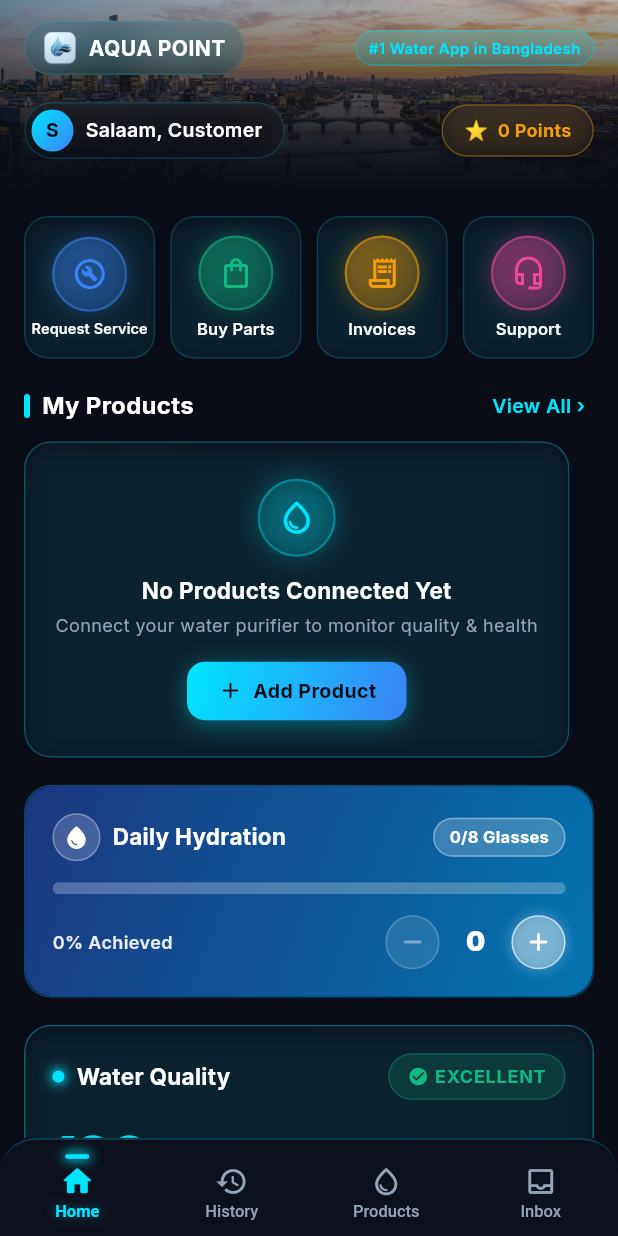
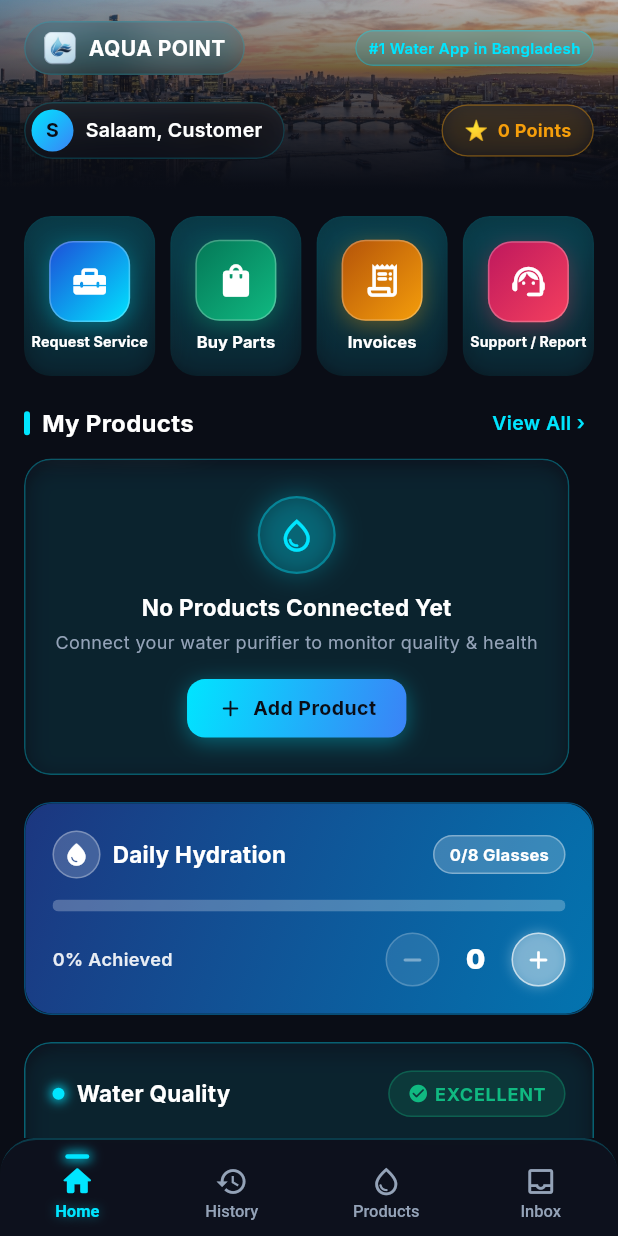
Before and after one commit to mahbubshihab/aqua_point_user_app, a Flutter app: the screen it shows after launch, on a phone screen of 412 x 824 dp. Run offline on Flutter 3.47's test engine with Material 3 defaults, Android fonts, the light colour scheme and no system bars; our stand-ins replace equatable, flutter_bloc, gap, google_fonts; network calls fail.

Commit message:
style(quick-actions): redesign quick action cards with 3D gradient glowing icons and elevated glass tiles

```diff
--- a/lib/core/widgets/glass_card.dart
+++ b/lib/core/widgets/glass_card.dart
@@ -11,6 +11,7 @@
   final double borderRadius;
   final Color? fillColor;
   final Color? borderColor;
+  final Gradient? borderGradient;
   final double borderWidth;
   final List<BoxShadow>? boxShadow;
   final VoidCallback? onTap;
@@ -26,6 +27,7 @@
     this.borderRadius = 16.0,
     this.fillColor,
     this.borderColor,
+    this.borderGradient,
     this.borderWidth = 1.0,
     this.boxShadow,
     this.onTap,
@@ -39,14 +41,18 @@
     final effectiveFillColor = fillColor ?? const Color(0x1F1A2236);
     final effectiveBorderColor = borderColor ?? const Color(0x2B00E5FF);
 
-    Widget content = Container(
+    Widget innerContent = Container(
       width: width,
       height: height,
       padding: padding,
       decoration: BoxDecoration(
         color: effectiveFillColor,
-        borderRadius: BorderRadius.circular(borderRadius),
-        border: Border.all(color: effectiveBorderColor, width: borderWidth),
+        borderRadius: BorderRadius.circular(
+          borderGradient != null ? (borderRadius - borderWidth).clamp(0.0, 999.0) : borderRadius,
+        ),
+        border: borderGradient == null
+            ? Border.all(color: effectiveBorderColor, width: borderWidth)
+            : null,
         boxShadow: boxShadow ??
             [
               BoxShadow(
@@ -59,6 +65,20 @@
       ),
       child: child,
     );
+
+    Widget content;
+    if (borderGradient != null) {
+      content = Container(
+        decoration: BoxDecoration(
+          gradient: borderGradient,
+          borderRadius: BorderRadius.circular(borderRadius),
+        ),
+        padding: EdgeInsets.all(borderWidth),
+        child: innerContent,
+      );
+    } else {
+      content = innerContent;
+    }
 
     Widget cardWidget = ClipRRect(
       borderRadius: BorderRadius.circular(borderRadius),
--- a/lib/features/home/presentation/pages/home_page.dart
+++ b/lib/features/home/presentation/pages/home_page.dart
@@ -89,32 +89,40 @@
                             items: [
                               QuickActionItem(
                                 label: 'Request Service',
-                                icon: Icons.build_circle_outlined,
-                                iconColor: const Color(0xFF3B82F6),
+                                icon: Icons.home_repair_service_rounded,
+                                iconColor: const Color(0xFF00E5FF),
+                                gradientColors: const [Color(0xFF1D4ED8), Color(0xFF00E5FF)],
+                                glowColor: const Color(0x5500E5FF),
                                 onTap: () {
                                   context.read<HomeBloc>().add(const SelectTab(1));
                                 },
                               ),
                               QuickActionItem(
                                 label: 'Buy Parts',
-                                icon: Icons.shopping_bag_outlined,
+                                icon: Icons.shopping_bag_rounded,
                                 iconColor: const Color(0xFF10B981),
+                                gradientColors: const [Color(0xFF047857), Color(0xFF10B981)],
+                                glowColor: const Color(0x5510B981),
                                 onTap: () {
                                   context.read<HomeBloc>().add(const SelectTab(2));
                                 },
                               ),
                               QuickActionItem(
                                 label: 'Invoices',
-                                icon: Icons.receipt_long_outlined,
+                                icon: Icons.receipt_long_rounded,
                                 iconColor: const Color(0xFFF59E0B),
+                                gradientColors: const [Color(0xFFB45309), Color(0xFFF59E0B)],
+                                glowColor: const Color(0x55F59E0B),
                                 onTap: () {
                                   context.read<HomeBloc>().add(const SelectTab(1));
                                 },
                               ),
                               QuickActionItem(
-                                label: 'Support',
-                                icon: Icons.headset_mic_outlined,
-                                iconColor: const Color(0xFFEC4899),
+                                label: 'Support / Report',
+                                icon: Icons.support_agent_rounded,
+                                iconColor: const Color(0xFFF43F5E),
+                                gradientColors: const [Color(0xFFBE185D), Color(0xFFF43F5E)],
+                                glowColor: const Color(0x55F43F5E),
                                 onTap: () {
                                   Navigator.push(
                                     context,
--- a/lib/features/home/presentation/widgets/quick_action_grid.dart
+++ b/lib/features/home/presentation/widgets/quick_action_grid.dart
@@ -1,5 +1,4 @@
 import 'package:flutter/material.dart';
-import '../../../../core/theme/app_colors.dart';
 import '../../../../core/widgets/glass_card.dart';
 
 class QuickActionItem {
@@ -7,6 +6,8 @@
   final IconData icon;
   final Color iconColor;
   final Color? secondaryColor;
+  final List<Color>? gradientColors;
+  final Color? glowColor;
   final VoidCallback? onTap;
 
   const QuickActionItem({
@@ -14,6 +15,8 @@
     required this.icon,
     required this.iconColor,
     this.secondaryColor,
+    this.gradientColors,
+    this.glowColor,
     this.onTap,
   });
 }
@@ -32,27 +35,31 @@
         [
           const QuickActionItem(
             label: 'Request Service',
-            icon: Icons.build_circle_outlined,
-            iconColor: Color(0xFF3B82F6), // Electric Blue glow
-            secondaryColor: Color(0xFF60A5FA),
+            icon: Icons.home_repair_service_rounded,
+            iconColor: Color(0xFF00E5FF),
+            gradientColors: [Color(0xFF1D4ED8), Color(0xFF00E5FF)],
+            glowColor: Color(0x5500E5FF),
           ),
           const QuickActionItem(
             label: 'Buy Parts',
-            icon: Icons.shopping_bag_outlined,
-            iconColor: Color(0xFF10B981), // Emerald Cyan glow
-            secondaryColor: Color(0xFF34D399),
+            icon: Icons.shopping_bag_rounded,
+            iconColor: Color(0xFF10B981),
+            gradientColors: [Color(0xFF047857), Color(0xFF10B981)],
+            glowColor: Color(0x5510B981),
           ),
           const QuickActionItem(
             label: 'Invoices',
-            icon: Icons.receipt_long_outlined,
-            iconColor: Color(0xFFF59E0B), // Warm Amber Gold glow
-            secondaryColor: Color(0xFFFBBF24),
+            icon: Icons.receipt_long_rounded,
+            iconColor: Color(0xFFF59E0B),
+            gradientColors: [Color(0xFFB45309), Color(0xFFF59E0B)],
+            glowColor: Color(0x55F59E0B),
           ),
           const QuickActionItem(
-            label: 'Support',
-            icon: Icons.headset_mic_outlined,
-            iconColor: Color(0xFFEC4899), // Magenta Purple glow
-            secondaryColor: Color(0xFFF472B6),
+            label: 'Support / Report',
+            icon: Icons.support_agent_rounded,
+            iconColor: Color(0xFFF43F5E),
+            gradientColors: [Color(0xFFBE185D), Color(0xFFF43F5E)],
+            glowColor: Color(0x55F43F5E),
           ),
         ];
 
@@ -62,54 +69,99 @@
       physics: const NeverScrollableScrollPhysics(),
       crossAxisSpacing: 10,
       mainAxisSpacing: 10,
-      childAspectRatio: 0.92,
+      childAspectRatio: 0.82,
       children: actionItems.map((item) {
-        final secColor = item.secondaryColor ?? item.iconColor.withValues(alpha: 0.6);
+        return QuickActionTile(item: item);
+      }).toList(),
+    );
+  }
+}
 
-        return GlassCard(
+class QuickActionTile extends StatefulWidget {
+  final QuickActionItem item;
+
+  const QuickActionTile({
+    super.key,
+    required this.item,
+  });
+
+  @override
+  State<QuickActionTile> createState() => _QuickActionTileState();
+}
+
+class _QuickActionTileState extends State<QuickActionTile> {
+  bool _isPressed = false;
+
+  @override
+  Widget build(BuildContext context) {
+    final item = widget.item;
+    final gradientColors = item.gradientColors ??
+        [
+          item.secondaryColor ?? item.iconColor.withValues(alpha: 0.8),
+          item.iconColor,
+        ];
+    final glowColor = item.glowColor ?? item.iconColor.withValues(alpha: 0.35);
+
+    return AnimatedScale(
+      scale: _isPressed ? 0.94 : 1.0,
+      duration: const Duration(milliseconds: 120),
+      curve: Curves.easeOutCubic,
+      child: GestureDetector(
+        onTapDown: (_) => setState(() => _isPressed = true),
+        onTapUp: (_) {
+          setState(() => _isPressed = false);
+          item.onTap?.call();
+        },
+        onTapCancel: () => setState(() => _isPressed = false),
+        child: GlassCard(
           padding: const EdgeInsets.symmetric(vertical: 8, horizontal: 4),
-          borderRadius: 16,
-          borderColor: const Color(0x3300E5FF),
-          fillColor: const Color(0x1F1A2236),
-          onTap: item.onTap,
+          borderRadius: 18,
+          fillColor: const Color(0x1F141A2D),
+          borderGradient: const LinearGradient(
+            begin: Alignment.topCenter,
+            end: Alignment.bottomCenter,
+            colors: [
+              Color(0x3300E5FF),
+              Color(0x0500E5FF),
+            ],
+          ),
           child: Column(
             mainAxisAlignment: MainAxisAlignment.center,
             mainAxisSize: MainAxisSize.min,
             children: [
-              // Dual-tone Gradient Glowing Icon Circle (50x50px)
+              // 54x54px 3D Gradient Icon Container with Glow Shadow
               Container(
-                width: 50,
-                height: 50,
+                width: 54,
+                height: 54,
                 alignment: Alignment.center,
                 decoration: BoxDecoration(
-                  shape: BoxShape.circle,
+                  borderRadius: BorderRadius.circular(16),
                   gradient: LinearGradient(
-                    colors: [
-                      item.iconColor.withValues(alpha: 0.35),
-                      secColor.withValues(alpha: 0.15),
-                    ],
+                    colors: gradientColors,
                     begin: Alignment.topLeft,
                     end: Alignment.bottomRight,
                   ),
                   border: Border.all(
-                    color: item.iconColor.withValues(alpha: 0.5),
-                    width: 1.5,
+                    color: Colors.white.withValues(alpha: 0.25),
+                    width: 1,
                   ),
                   boxShadow: [
                     BoxShadow(
-                      color: item.iconColor.withValues(alpha: 0.25),
-                      blurRadius: 10,
-                      spreadRadius: 1,
+                      color: glowColor,
+                      blurRadius: 12,
+                      spreadRadius: 0,
+                      offset: const Offset(0, 4),
                     ),
                   ],
                 ),
                 child: Icon(
                   item.icon,
-                  color: item.iconColor,
-                  size: 24,
+                  color: Colors.white,
+                  size: 26,
                 ),
               ),
-              const SizedBox(height: 6),
+              const SizedBox(height: 8),
+              // Clean, bold, high-contrast white title typography
               FittedBox(
                 fit: BoxFit.scaleDown,
                 child: Text(
@@ -119,8 +171,8 @@
                   overflow: TextOverflow.ellipsis,
                   style: const TextStyle(
                     fontSize: 11,
-                    fontWeight: FontWeight.w600,
-                    color: AppColors.textPrimary,
+                    fontWeight: FontWeight.w700,
+                    color: Colors.white,
                     height: 1.15,
                     letterSpacing: 0.1,
                   ),
@@ -128,8 +180,8 @@
               ),
             ],
           ),
-        );
-      }).toList(),
+        ),
+      ),
     );
   }
 }
```
